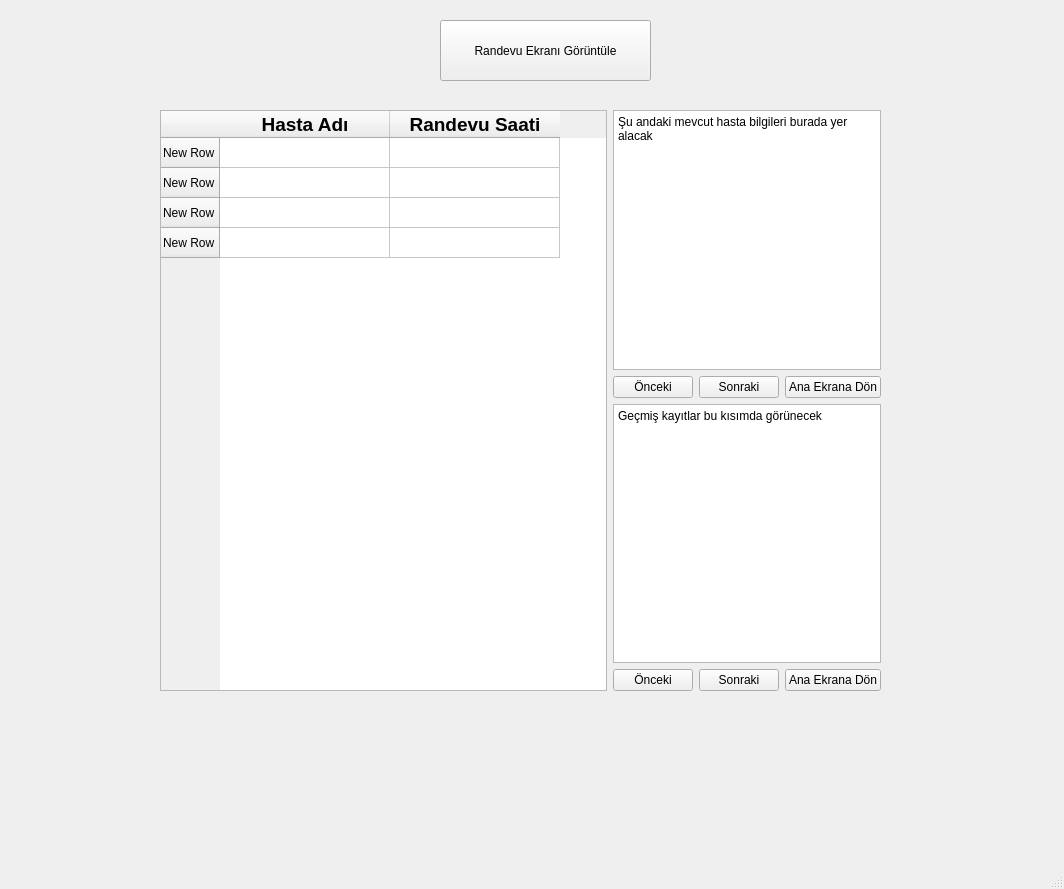
This is src/randevular.ui in vy-randevu-yonetim-sistemi/randevu-yonetim-sistemi as Qt 5 draws it before an edit. The edited form follows.
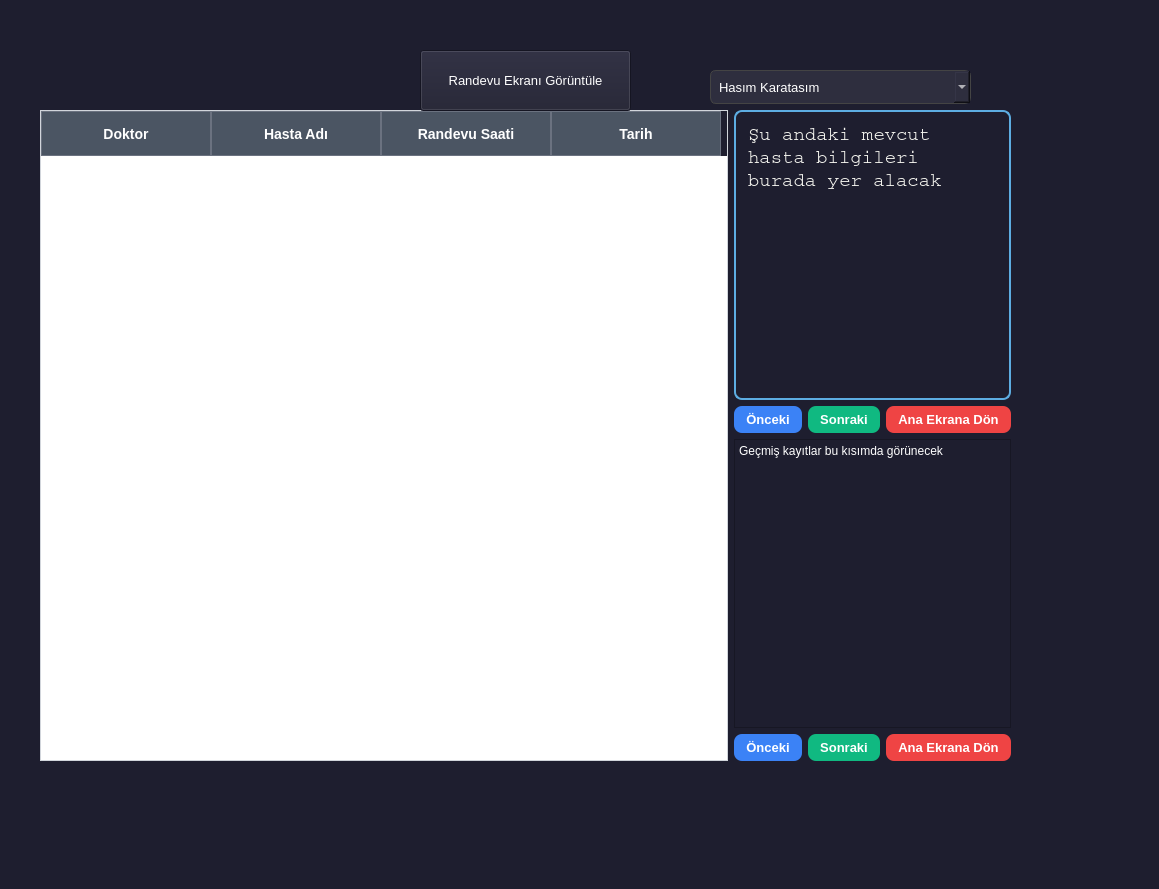
This is the edited form.

The edit to the form file:
```diff
--- a/src/randevular.ui
+++ b/src/randevular.ui
@@ -6,129 +6,199 @@
    <rect>
     <x>0</x>
     <y>0</y>
-    <width>1064</width>
+    <width>1159</width>
     <height>889</height>
    </rect>
   </property>
+  <property name="font">
+   <font>
+    <family>Segoe UI</family>
+    <pointsize>10</pointsize>
+   </font>
+  </property>
   <property name="windowTitle">
    <string>MainWindow</string>
   </property>
+  <property name="styleSheet">
+   <string notr="true">QWidget {
+    background-color: #1e1e2f;
+    color: white;
+    font-family: &quot;Segoe UI&quot;;
+    font-size: 10pt;
+}
+</string>
+  </property>
   <widget class="QWidget" name="centralwidget">
    <widget class="QWidget" name="layoutWidget">
     <property name="geometry">
      <rect>
-      <x>160</x>
+      <x>40</x>
       <y>110</y>
-      <width>721</width>
-      <height>581</height>
+      <width>971</width>
+      <height>651</height>
      </rect>
     </property>
     <layout class="QGridLayout" name="gridLayout">
-     <item row="3" column="2">
-      <widget class="QPushButton" name="pushButton_4">
-       <property name="text">
-        <string>Sonraki</string>
-       </property>
-      </widget>
-     </item>
-     <item row="0" column="1" colspan="3">
-      <widget class="QTextEdit" name="textEdit">
-       <property name="readOnly">
-        <bool>true</bool>
-       </property>
-       <property name="html">
-        <string>&lt;!DOCTYPE HTML PUBLIC &quot;-//W3C//DTD HTML 4.0//EN&quot; &quot;http://www.w3.org/TR/REC-html40/strict.dtd&quot;&gt;
-&lt;html&gt;&lt;head&gt;&lt;meta name=&quot;qrichtext&quot; content=&quot;1&quot; /&gt;&lt;meta charset=&quot;utf-8&quot; /&gt;&lt;style type=&quot;text/css&quot;&gt;
-p, li { white-space: pre-wrap; }
-hr { height: 1px; border-width: 0; }
-li.unchecked::marker { content: &quot;\2610&quot;; }
-li.checked::marker { content: &quot;\2612&quot;; }
-&lt;/style&gt;&lt;/head&gt;&lt;body style=&quot; font-family:'Segoe UI'; font-size:9pt; font-weight:400; font-style:normal;&quot;&gt;
-&lt;p style=&quot; margin-top:0px; margin-bottom:0px; margin-left:0px; margin-right:0px; -qt-block-indent:0; text-indent:0px;&quot;&gt;Şu andaki mevcut hasta bilgileri burada yer alacak&lt;/p&gt;
-&lt;p style=&quot;-qt-paragraph-type:empty; margin-top:0px; margin-bottom:0px; margin-left:0px; margin-right:0px; -qt-block-indent:0; text-indent:0px;&quot;&gt;&lt;br /&gt;&lt;/p&gt;&lt;/body&gt;&lt;/html&gt;</string>
-       </property>
-      </widget>
-     </item>
-     <item row="1" column="3">
-      <widget class="QPushButton" name="pushButton_3">
-       <property name="text">
-        <string>Ana Ekrana Dön</string>
-       </property>
-      </widget>
-     </item>
-     <item row="3" column="3">
-      <widget class="QPushButton" name="pushButton_6">
-       <property name="text">
-        <string>Ana Ekrana Dön</string>
-       </property>
-      </widget>
-     </item>
      <item row="3" column="1">
       <widget class="QPushButton" name="pushButton_5">
+       <property name="styleSheet">
+        <string notr="true">QPushButton {
+    background-color: #3b82f6;
+    color: white;
+    font-weight: bold;
+    border: none;
+    border-radius: 8px;
+    padding: 6px 12px;
+}
+
+QPushButton:hover {
+    background-color: #2563eb;
+}</string>
+       </property>
        <property name="text">
         <string>Önceki</string>
        </property>
       </widget>
      </item>
+     <item row="1" column="3">
+      <widget class="QPushButton" name="pushButton_3">
+       <property name="styleSheet">
+        <string notr="true">QPushButton {
+    background-color: #ef4444; /* Kırmızı tonu */
+    color: white;
+    font-weight: bold;
+    border: none;
+    border-radius: 8px;
+    padding: 6px 12px;
+}
+
+QPushButton:hover {
+    background-color: #b91c1c;
+}</string>
+       </property>
+       <property name="text">
+        <string>Ana Ekrana Dön</string>
+       </property>
+      </widget>
+     </item>
+     <item row="3" column="2">
+      <widget class="QPushButton" name="pushButton_4">
+       <property name="styleSheet">
+        <string notr="true">QPushButton {
+    background-color: #10b981; /* Yeşil tonu */
+    color: white;
+    font-weight: bold;
+    border: none;
+    border-radius: 8px;
+    padding: 6px 12px;
+}
+
+QPushButton:hover {
+    background-color: #059669;
+}</string>
+       </property>
+       <property name="text">
+        <string>Sonraki</string>
+       </property>
+      </widget>
+     </item>
      <item row="1" column="1">
       <widget class="QPushButton" name="pushButton">
+       <property name="styleSheet">
+        <string notr="true">QPushButton {
+    background-color: #3b82f6;
+    color: white;
+    font-weight: bold;
+    border: none;
+    border-radius: 8px;
+    padding: 6px 12px;
+}
+
+QPushButton:hover {
+    background-color: #2563eb;
+}</string>
+       </property>
        <property name="text">
         <string>Önceki</string>
        </property>
       </widget>
      </item>
-     <item row="1" column="2">
-      <widget class="QPushButton" name="btnSonrakiRandevu">
-       <property name="text">
-        <string>Sonraki</string>
-       </property>
-      </widget>
-     </item>
-     <item row="2" column="1" colspan="3">
-      <widget class="QTextEdit" name="textEdit_2">
-       <property name="readOnly">
-        <bool>true</bool>
-       </property>
-       <property name="html">
-        <string>&lt;!DOCTYPE HTML PUBLIC &quot;-//W3C//DTD HTML 4.0//EN&quot; &quot;http://www.w3.org/TR/REC-html40/strict.dtd&quot;&gt;
-&lt;html&gt;&lt;head&gt;&lt;meta name=&quot;qrichtext&quot; content=&quot;1&quot; /&gt;&lt;meta charset=&quot;utf-8&quot; /&gt;&lt;style type=&quot;text/css&quot;&gt;
-p, li { white-space: pre-wrap; }
-hr { height: 1px; border-width: 0; }
-li.unchecked::marker { content: &quot;\2610&quot;; }
-li.checked::marker { content: &quot;\2612&quot;; }
-&lt;/style&gt;&lt;/head&gt;&lt;body style=&quot; font-family:'Segoe UI'; font-size:9pt; font-weight:400; font-style:normal;&quot;&gt;
-&lt;p style=&quot; margin-top:0px; margin-bottom:0px; margin-left:0px; margin-right:0px; -qt-block-indent:0; text-indent:0px;&quot;&gt;Geçmiş kayıtlar bu kısımda görünecek&lt;/p&gt;&lt;/body&gt;&lt;/html&gt;</string>
-       </property>
-      </widget>
-     </item>
      <item row="0" column="0" rowspan="4">
       <widget class="QTableWidget" name="tableWidget">
+       <property name="styleSheet">
+        <string notr="true">QTableView {
+    background-color: white;
+    color: #333333;
+    border: 1px solid #d1d5db;
+    gridline-color: #e5e7eb;
+    font-size: 14px;
+}
+
+QTableView::item:selected {
+    background-color: #60a5fa; /* Açık mavi seçim */
+    color: white;
+}
+
+QHeaderView::section {
+    background-color: #4b5563; /* Koyu gri başlık arka planı */
+    color: white;
+    font-weight: bold;
+    padding: 8px;
+    border: 1px solid #6b7280;
+    font-size: 14px;
+}
+
+QScrollBar:vertical {
+    background: #f0f0f0;
+    width: 12px;
+    margin: 0px 0px 0px 0px;
+}
+
+QScrollBar::handle:vertical {
+    background: #a3a3a3;
+    min-height: 20px;
+    border-radius: 6px;
+}
+
+QScrollBar::add-line:vertical, QScrollBar::sub-line:vertical {
+    border: none;
+    background: none;
+}
+
+QScrollBar:horizontal {
+    background: #f0f0f0;
+    height: 12px;
+    margin: 0px 0px 0px 0px;
+}
+
+QScrollBar::handle:horizontal {
+    background: #a3a3a3;
+    min-width: 20px;
+    border-radius: 6px;
+}
+
+QScrollBar::add-line:horizontal, QScrollBar::sub-line:horizontal {
+    border: none;
+    background: none;
+}</string>
+       </property>
        <property name="editTriggers">
         <set>QAbstractItemView::EditTrigger::NoEditTriggers</set>
        </property>
        <attribute name="horizontalHeaderDefaultSectionSize">
         <number>170</number>
        </attribute>
-       <row>
+       <column>
         <property name="text">
-         <string>New Row</string>
+         <string>Doktor</string>
         </property>
-       </row>
-       <row>
-        <property name="text">
-         <string>New Row</string>
+        <property name="font">
+         <font>
+          <pointsize>14</pointsize>
+          <bold>true</bold>
+         </font>
         </property>
-       </row>
-       <row>
-        <property name="text">
-         <string>New Row</string>
-        </property>
-       </row>
-       <row>
-        <property name="text">
-         <string>New Row</string>
-        </property>
-       </row>
+       </column>
        <column>
         <property name="text">
          <string>Hasta Adı</string>
@@ -144,6 +214,11 @@
         <property name="text">
          <string>Randevu Saati</string>
         </property>
+       </column>
+       <column>
+        <property name="text">
+         <string>Tarih</string>
+        </property>
         <property name="font">
          <font>
           <pointsize>14</pointsize>
@@ -153,13 +228,114 @@
        </column>
       </widget>
      </item>
+     <item row="1" column="2">
+      <widget class="QPushButton" name="btnSonrakiRandevu">
+       <property name="styleSheet">
+        <string notr="true">QPushButton {
+    background-color: #10b981; /* Yeşil tonu */
+    color: white;
+    font-weight: bold;
+    border: none;
+    border-radius: 8px;
+    padding: 6px 12px;
+}
+
+QPushButton:hover {
+    background-color: #059669;
+}</string>
+       </property>
+       <property name="text">
+        <string>Sonraki</string>
+       </property>
+      </widget>
+     </item>
+     <item row="0" column="1" colspan="3">
+      <widget class="QTextEdit" name="textEdit">
+       <property name="font">
+        <font>
+         <family>Consolas</family>
+         <pointsize>-1</pointsize>
+        </font>
+       </property>
+       <property name="styleSheet">
+        <string notr="true">
+QTextEdit {
+    background-color: #1e1e2f;
+    color: #f8f8f2;
+    font-family: Consolas, Courier, monospace;
+    font-size: 14px;
+    border: 2px solid #5dade2;
+    border-radius: 8px;
+    padding: 8px;
+	width:200px;
+	height:100px;
+}</string>
+       </property>
+       <property name="readOnly">
+        <bool>true</bool>
+       </property>
+       <property name="html">
+        <string>&lt;!DOCTYPE HTML PUBLIC &quot;-//W3C//DTD HTML 4.0//EN&quot; &quot;http://www.w3.org/TR/REC-html40/strict.dtd&quot;&gt;
+&lt;html&gt;&lt;head&gt;&lt;meta name=&quot;qrichtext&quot; content=&quot;1&quot; /&gt;&lt;meta charset=&quot;utf-8&quot; /&gt;&lt;style type=&quot;text/css&quot;&gt;
+p, li { white-space: pre-wrap; }
+hr { height: 1px; border-width: 0; }
+li.unchecked::marker { content: &quot;\2610&quot;; }
+li.checked::marker { content: &quot;\2612&quot;; }
+&lt;/style&gt;&lt;/head&gt;&lt;body style=&quot; font-family:'Consolas','Courier','monospace'; font-size:14px; font-weight:400; font-style:normal;&quot;&gt;
+&lt;p style=&quot; margin-top:0px; margin-bottom:0px; margin-left:0px; margin-right:0px; -qt-block-indent:0; text-indent:0px;&quot;&gt;&lt;span style=&quot; font-family:'Segoe UI'; font-size:14pt;&quot;&gt;Şu andaki mevcut hasta bilgileri burada yer alacak&lt;/span&gt;&lt;/p&gt;
+&lt;p style=&quot;-qt-paragraph-type:empty; margin-top:0px; margin-bottom:0px; margin-left:0px; margin-right:0px; -qt-block-indent:0; text-indent:0px; font-family:'Segoe UI'; font-size:14pt;&quot;&gt;&lt;br /&gt;&lt;/p&gt;&lt;/body&gt;&lt;/html&gt;</string>
+       </property>
+      </widget>
+     </item>
+     <item row="3" column="3">
+      <widget class="QPushButton" name="pushButton_6">
+       <property name="styleSheet">
+        <string notr="true">QPushButton {
+    background-color: #ef4444; /* Kırmızı tonu */
+    color: white;
+    font-weight: bold;
+    border: none;
+    border-radius: 8px;
+    padding: 6px 12px;
+}
+
+QPushButton:hover {
+    background-color: #b91c1c;
+}</string>
+       </property>
+       <property name="text">
+        <string>Ana Ekrana Dön</string>
+       </property>
+      </widget>
+     </item>
+     <item row="2" column="1" colspan="3">
+      <widget class="QTextEdit" name="textEdit_2">
+       <property name="styleSheet">
+        <string notr="true">width:200px;
+height:100px;</string>
+       </property>
+       <property name="readOnly">
+        <bool>true</bool>
+       </property>
+       <property name="html">
+        <string>&lt;!DOCTYPE HTML PUBLIC &quot;-//W3C//DTD HTML 4.0//EN&quot; &quot;http://www.w3.org/TR/REC-html40/strict.dtd&quot;&gt;
+&lt;html&gt;&lt;head&gt;&lt;meta name=&quot;qrichtext&quot; content=&quot;1&quot; /&gt;&lt;meta charset=&quot;utf-8&quot; /&gt;&lt;style type=&quot;text/css&quot;&gt;
+p, li { white-space: pre-wrap; }
+hr { height: 1px; border-width: 0; }
+li.unchecked::marker { content: &quot;\2610&quot;; }
+li.checked::marker { content: &quot;\2612&quot;; }
+&lt;/style&gt;&lt;/head&gt;&lt;body style=&quot; font-family:'Segoe UI'; font-size:10pt; font-weight:400; font-style:normal;&quot;&gt;
+&lt;p style=&quot; margin-top:0px; margin-bottom:0px; margin-left:0px; margin-right:0px; -qt-block-indent:0; text-indent:0px;&quot;&gt;&lt;span style=&quot; font-size:9pt;&quot;&gt;Geçmiş kayıtlar bu kısımda görünecek&lt;/span&gt;&lt;/p&gt;&lt;/body&gt;&lt;/html&gt;</string>
+       </property>
+      </widget>
+     </item>
     </layout>
    </widget>
    <widget class="QPushButton" name="btnAnaSayfa">
     <property name="geometry">
      <rect>
-      <x>440</x>
-      <y>20</y>
+      <x>420</x>
+      <y>50</y>
       <width>211</width>
       <height>61</height>
      </rect>
@@ -168,6 +344,62 @@
      <string>Randevu Ekranı Görüntüle</string>
     </property>
    </widget>
+   <widget class="QComboBox" name="comboBoxDoktor">
+    <property name="geometry">
+     <rect>
+      <x>710</x>
+      <y>70</y>
+      <width>261</width>
+      <height>34</height>
+     </rect>
+    </property>
+    <property name="styleSheet">
+     <string notr="true">QComboBox {
+    background-color: #2e2e3e;
+    color: white;
+    border: 1px solid #444;
+    border-radius: 6px;
+    padding: 4px 8px;
+}
+
+QComboBox QAbstractItemView {
+    background-color: #2e2e3e;
+    color: white;
+    selection-background-color: #3b82f6;
+}
+</string>
+    </property>
+    <item>
+     <property name="text">
+      <string>Hasım Karatasım</string>
+     </property>
+    </item>
+    <item>
+     <property name="text">
+      <string>Murat Kocataner</string>
+     </property>
+    </item>
+    <item>
+     <property name="text">
+      <string>Yasin Aktarak</string>
+     </property>
+    </item>
+    <item>
+     <property name="text">
+      <string>Ayşe Tane</string>
+     </property>
+    </item>
+    <item>
+     <property name="text">
+      <string>Ali Duraneller</string>
+     </property>
+    </item>
+    <item>
+     <property name="text">
+      <string>Tahsin Munuroğlu</string>
+     </property>
+    </item>
+   </widget>
   </widget>
   <widget class="QMenuBar" name="menubar">
    <property name="geometry">
```
Left out of the diff: 10 changed lines with no effect on the pictures.
